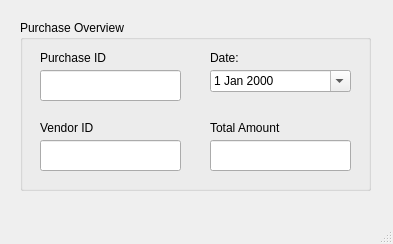
The window that Screens/ViewPurchase.ui (basil-ali-khan/Inventory-Management-System) describes before a commit, drawn with Qt 5.
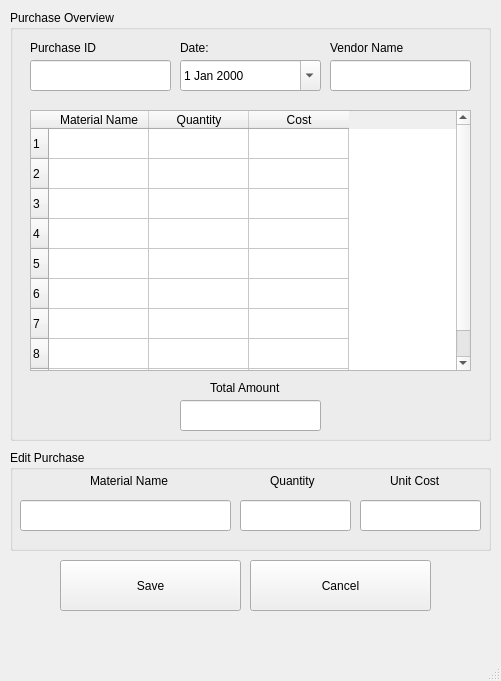
The same window after the commit.

Diff of the .ui file:
```diff
--- a/Screens/ViewPurchase.ui
+++ b/Screens/ViewPurchase.ui
@@ -6,8 +6,8 @@
    <rect>
     <x>0</x>
     <y>0</y>
-    <width>393</width>
-    <height>244</height>
+    <width>501</width>
+    <height>681</height>
    </rect>
   </property>
   <property name="windowTitle">
@@ -17,10 +17,10 @@
    <widget class="QGroupBox" name="groupBox">
     <property name="geometry">
      <rect>
-      <x>20</x>
-      <y>20</y>
-      <width>351</width>
-      <height>171</height>
+      <x>10</x>
+      <y>10</y>
+      <width>481</width>
+      <height>431</height>
      </rect>
     </property>
     <property name="title">
@@ -55,7 +55,7 @@
     <widget class="QLabel" name="label_4">
      <property name="geometry">
       <rect>
-       <x>190</x>
+       <x>170</x>
        <y>30</y>
        <width>55</width>
        <height>16</height>
@@ -68,8 +68,8 @@
     <widget class="QLineEdit" name="viewVendorId">
      <property name="geometry">
       <rect>
-       <x>20</x>
-       <y>120</y>
+       <x>320</x>
+       <y>50</y>
        <width>141</width>
        <height>31</height>
       </rect>
@@ -81,23 +81,23 @@
     <widget class="QLabel" name="label_5">
      <property name="geometry">
       <rect>
-       <x>20</x>
-       <y>100</y>
+       <x>320</x>
+       <y>30</y>
        <width>81</width>
        <height>16</height>
       </rect>
      </property>
      <property name="text">
-      <string>Vendor ID</string>
+      <string>Vendor Name</string>
      </property>
     </widget>
     <widget class="QDateEdit" name="viewPurchaseDate">
      <property name="geometry">
       <rect>
-       <x>190</x>
+       <x>170</x>
        <y>50</y>
        <width>141</width>
-       <height>22</height>
+       <height>31</height>
       </rect>
      </property>
      <property name="calendarPopup">
@@ -107,8 +107,8 @@
     <widget class="QLabel" name="label_3">
      <property name="geometry">
       <rect>
-       <x>190</x>
-       <y>100</y>
+       <x>200</x>
+       <y>370</y>
        <width>91</width>
        <height>16</height>
       </rect>
@@ -120,8 +120,8 @@
     <widget class="QLineEdit" name="viewTotalAmount">
      <property name="geometry">
       <rect>
-       <x>190</x>
-       <y>120</y>
+       <x>170</x>
+       <y>390</y>
        <width>141</width>
        <height>31</height>
       </rect>
@@ -130,6 +130,211 @@
       <set>Qt::AlignCenter</set>
      </property>
     </widget>
+    <widget class="QTableWidget" name="MaterialTable">
+     <property name="geometry">
+      <rect>
+       <x>20</x>
+       <y>100</y>
+       <width>441</width>
+       <height>261</height>
+      </rect>
+     </property>
+     <row>
+      <property name="text">
+       <string>1</string>
+      </property>
+     </row>
+     <row>
+      <property name="text">
+       <string>2</string>
+      </property>
+     </row>
+     <row>
+      <property name="text">
+       <string>3</string>
+      </property>
+     </row>
+     <row>
+      <property name="text">
+       <string>4</string>
+      </property>
+     </row>
+     <row>
+      <property name="text">
+       <string>5</string>
+      </property>
+     </row>
+     <row>
+      <property name="text">
+       <string>6</string>
+      </property>
+     </row>
+     <row>
+      <property name="text">
+       <string>7</string>
+      </property>
+     </row>
+     <row>
+      <property name="text">
+       <string>8</string>
+      </property>
+     </row>
+     <row>
+      <property name="text">
+       <string>10</string>
+      </property>
+     </row>
+     <column>
+      <property name="text">
+       <string>Material Name</string>
+      </property>
+     </column>
+     <column>
+      <property name="text">
+       <string>Quantity</string>
+      </property>
+     </column>
+     <column>
+      <property name="text">
+       <string>Cost</string>
+      </property>
+     </column>
+    </widget>
+   </widget>
+   <widget class="QGroupBox" name="groupBox_2">
+    <property name="geometry">
+     <rect>
+      <x>10</x>
+      <y>450</y>
+      <width>481</width>
+      <height>101</height>
+     </rect>
+    </property>
+    <property name="title">
+     <string>Edit Purchase</string>
+    </property>
+    <widget class="QLabel" name="label_6">
+     <property name="geometry">
+      <rect>
+       <x>380</x>
+       <y>20</y>
+       <width>101</width>
+       <height>21</height>
+      </rect>
+     </property>
+     <property name="text">
+      <string>Unit Cost</string>
+     </property>
+    </widget>
+    <widget class="QLabel" name="label_7">
+     <property name="geometry">
+      <rect>
+       <x>260</x>
+       <y>20</y>
+       <width>101</width>
+       <height>21</height>
+      </rect>
+     </property>
+     <property name="text">
+      <string>Quantity</string>
+     </property>
+    </widget>
+    <widget class="QLineEdit" name="MaterialName">
+     <property name="geometry">
+      <rect>
+       <x>10</x>
+       <y>50</y>
+       <width>211</width>
+       <height>31</height>
+      </rect>
+     </property>
+     <property name="text">
+      <string/>
+     </property>
+     <property name="alignment">
+      <set>Qt::AlignCenter</set>
+     </property>
+     <property name="readOnly">
+      <bool>true</bool>
+     </property>
+    </widget>
+    <widget class="QLineEdit" name="Quantity">
+     <property name="geometry">
+      <rect>
+       <x>230</x>
+       <y>50</y>
+       <width>111</width>
+       <height>31</height>
+      </rect>
+     </property>
+     <property name="text">
+      <string/>
+     </property>
+     <property name="alignment">
+      <set>Qt::AlignCenter</set>
+     </property>
+     <property name="readOnly">
+      <bool>false</bool>
+     </property>
+    </widget>
+    <widget class="QLineEdit" name="UnitCost">
+     <property name="geometry">
+      <rect>
+       <x>350</x>
+       <y>50</y>
+       <width>121</width>
+       <height>31</height>
+      </rect>
+     </property>
+     <property name="text">
+      <string/>
+     </property>
+     <property name="alignment">
+      <set>Qt::AlignCenter</set>
+     </property>
+     <property name="readOnly">
+      <bool>false</bool>
+     </property>
+    </widget>
+    <widget class="QLabel" name="MaterialName_2">
+     <property name="geometry">
+      <rect>
+       <x>80</x>
+       <y>20</y>
+       <width>101</width>
+       <height>21</height>
+      </rect>
+     </property>
+     <property name="text">
+      <string>Material Name</string>
+     </property>
+    </widget>
+   </widget>
+   <widget class="QPushButton" name="savePurchaseButton">
+    <property name="geometry">
+     <rect>
+      <x>60</x>
+      <y>560</y>
+      <width>181</width>
+      <height>51</height>
+     </rect>
+    </property>
+    <property name="text">
+     <string>Save</string>
+    </property>
+   </widget>
+   <widget class="QPushButton" name="cancelPurchaseButton">
+    <property name="geometry">
+     <rect>
+      <x>250</x>
+      <y>560</y>
+      <width>181</width>
+      <height>51</height>
+     </rect>
+    </property>
+    <property name="text">
+     <string>Cancel</string>
+    </property>
    </widget>
   </widget>
   <widget class="QMenuBar" name="menubar">
```
Left out of the diff: 6 changed lines with no effect on the pictures.
